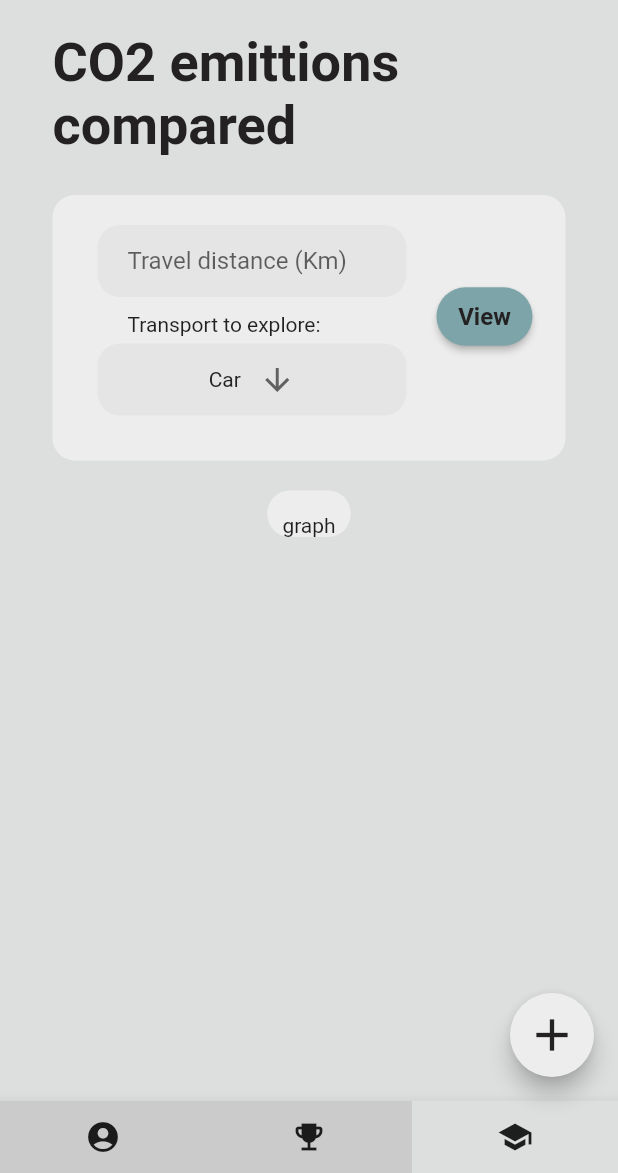
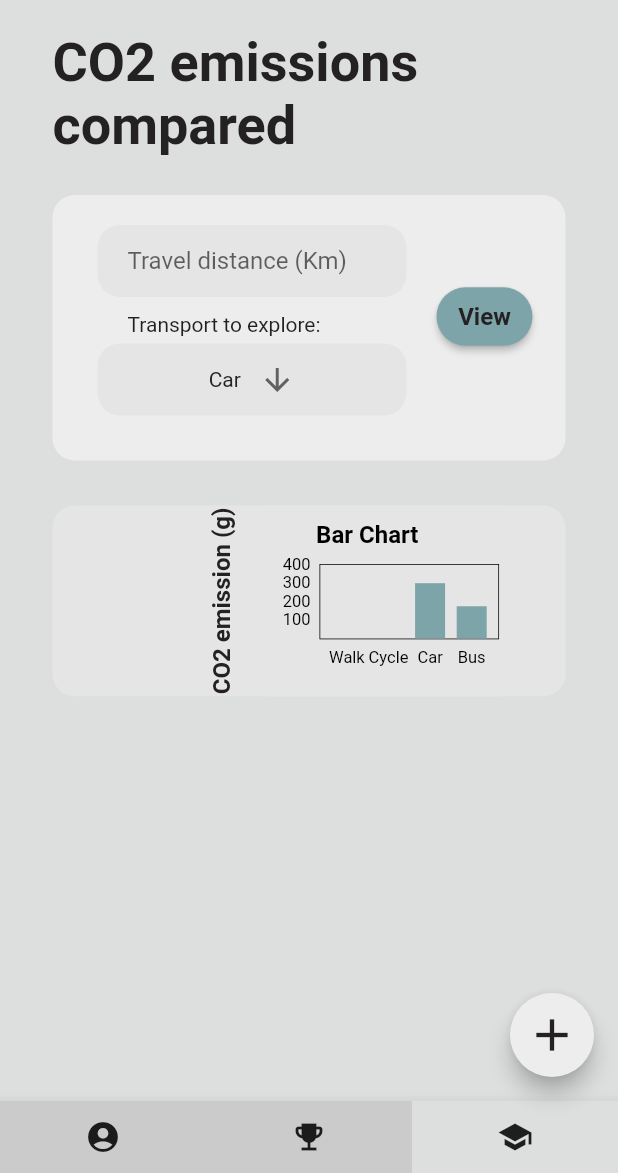
Before and after one commit to RogueTea/HCIGreenTravel, a Flutter app: the LearnPage screen opened by its route, on a phone screen of 412 x 824 dp, the part 63-1236 px from its top. Run offline on Flutter 3.47's test engine with Material 2 defaults, Android fonts, the phone set to English and light mode, and no system bars; drawn by our look-alikes of fl_chart.

Commit message:
Template bar chart on learn page

```diff
--- /dev/null
+++ b/flutter_application/lib/chart/bar_chart.dart
@@ -0,0 +1,56 @@
+import 'package:fl_chart/fl_chart.dart';
+import 'package:flutter_application/chart_data/bar_chart_data.dart';
+import 'package:flutter/material.dart';
+import 'package:flutter/widgets.dart';
+
+class BarChartContent extends StatelessWidget {
+  @override
+  Widget build(BuildContext context) {
+    return BarChart(BarChartData(
+      titlesData: FlTitlesData(
+          bottomTitles: SideTitles(
+            showTitles: true,
+            getTitles: (value) {
+              switch (value.toInt()) {
+                case 1:
+                  return 'Walk';
+                case 2:
+                  return 'Cycle';
+                case 3:
+                  return 'Car';
+                case 4:
+                  return 'Bus';
+              }
+              return '';
+            },
+          ),
+          leftTitles: SideTitles(
+            interval: 100,
+            reservedSize: 50,
+            showTitles: true,
+            getTitles: (value) {
+              if (value.toInt() == 0)
+                return '';
+              else
+                return value.toInt().toString();
+            },
+          ),
+          rightTitles: SideTitles(
+              showTitles: false,
+              reservedSize: 0,
+              getTitles: (value) {
+                return '';
+              }),
+          topTitles: SideTitles(
+              showTitles: false,
+              getTitles: (value) {
+                return '';
+              })),
+      borderData:
+          FlBorderData(border: Border.all(color: Colors.black, width: 0.5)),
+      alignment: BarChartAlignment.spaceEvenly,
+      maxY: 400,
+      barGroups: barChartGroupData,
+    ));
+  }
+}
--- /dev/null
+++ b/flutter_application/lib/chart_container.dart
@@ -0,0 +1,47 @@
+import 'package:flutter/cupertino.dart';
+import 'package:flutter/material.dart';
+
+class ChartContainer extends StatelessWidget {
+  final Color color;
+  final String title;
+  final Widget chart;
+
+  const ChartContainer({
+    Key? key,
+    required this.title,
+    required this.color,
+    required this.chart,
+  }) : super(key: key);
+
+  @override
+  Widget build(BuildContext context) {
+    return Center(
+      child: Container(
+        width: MediaQuery.of(context).size.width * 0.475,
+        height: MediaQuery.of(context).size.width * 0.475 * 0.65,
+        padding: EdgeInsets.fromLTRB(0, 10, 20, 10),
+        decoration: BoxDecoration(
+          color: color,
+          borderRadius: BorderRadius.circular(20),
+        ),
+        child: Column(
+          mainAxisAlignment: MainAxisAlignment.center,
+          children: <Widget>[
+            Text(
+              title,
+              style: TextStyle(
+                  color: Colors.black,
+                  fontSize: 16,
+                  fontWeight: FontWeight.bold),
+            ),
+            Expanded(
+                child: Container(
+              padding: EdgeInsets.only(top: 10),
+              child: chart,
+            ))
+          ],
+        ),
+      ),
+    );
+  }
+}
--- /dev/null
+++ b/flutter_application/lib/chart_data/bar_chart_data.dart
@@ -0,0 +1,34 @@
+import 'dart:ui';
+import 'package:fl_chart/fl_chart.dart';
+import 'package:flutter/material.dart';
+
+List<BarChartGroupData> barChartGroupData = [
+  BarChartGroupData(x: 1, barRods: [
+    BarChartRodData(
+        y: 0,
+        width: 20,
+        colors: [Color(0xff7DA4A8)],
+        borderRadius: BorderRadius.all(Radius.circular(0))),
+  ]),
+  BarChartGroupData(x: 2, barRods: [
+    BarChartRodData(
+        y: 0,
+        width: 20,
+        colors: [Color(0xff7DA4A8)],
+        borderRadius: BorderRadius.all(Radius.circular(0))),
+  ]),
+  BarChartGroupData(x: 3, barRods: [
+    BarChartRodData(
+        y: 300,
+        width: 20,
+        colors: [Color(0xff7DA4A8)],
+        borderRadius: BorderRadius.all(Radius.circular(0))),
+  ]),
+  BarChartGroupData(x: 4, barRods: [
+    BarChartRodData(
+        y: 175,
+        width: 20,
+        colors: [Color(0xff7DA4A8)],
+        borderRadius: BorderRadius.all(Radius.circular(0))),
+  ])
+];
--- a/flutter_application/lib/main.dart
+++ b/flutter_application/lib/main.dart
@@ -1,4 +1,6 @@
 import 'package:flutter/material.dart';
+import 'package:flutter_application/chart_container.dart';
+import 'chart/bar_chart.dart';
 
 // Setup all the blank pages outlined in the figma wireframes.
 // Added basic button routing to map out the navigation of the app.
@@ -34,7 +36,6 @@
   Widget build(BuildContext context) {
     return Container(
         padding: EdgeInsets.fromLTRB(15.0, 0.0, 10.0, 0.0),
-        margin: EdgeInsets.fromLTRB(10, 10, 10, 10),
         decoration: BoxDecoration(
           color: Color(0xffE3E3E3),
           borderRadius: BorderRadius.circular(30),
@@ -534,7 +535,7 @@
                       ),
                       child: Column(
                         children: [
-                          Text("Total CO2 Emittion",
+                          Text("Total CO2 Emission",
                               style: TextStyle(
                                 color: Color(0xff232122),
                                 fontSize: 14,
@@ -1109,10 +1110,10 @@
 class ScoreDisplay extends StatelessWidget {
   final int _rank;
   final String _username;
-  final int _emittion;
-  final int _maxEmittion;
+  final int _emission;
+  final int _maxEmission;
   //final Object _controller;
-  ScoreDisplay(this._rank, this._username, this._emittion, this._maxEmittion);
+  ScoreDisplay(this._rank, this._username, this._emission, this._maxEmission);
   @override
   Widget build(BuildContext context) {
     double height = 40;
@@ -1154,7 +1155,7 @@
                     Container(
                       height: height,
                       width: MediaQuery.of(context).size.width *
-                          (_emittion / _maxEmittion * 0.6),
+                          (_emission / _maxEmission * 0.6),
                       decoration: BoxDecoration(
                         color: Color(0xffB0B0B0),
                       ),
@@ -1162,7 +1163,7 @@
                     Container(
                         padding: EdgeInsets.fromLTRB(0, 0, 20, 0),
                         alignment: Alignment.centerRight,
-                        child: Text(_emittion.toString() + "g",
+                        child: Text(_emission.toString() + "g",
                             style: TextStyle(
                               color: Color(0xff232122),
                               fontSize: 14,
@@ -1187,11 +1188,11 @@
 class UserScoreDisplay extends StatelessWidget {
   final int _rank;
   final String _username;
-  final int _emittion;
-  final int _maxEmittion;
+  final int _emission;
+  final int _maxEmission;
   //final Object _controller;
   UserScoreDisplay(
-      this._rank, this._username, this._emittion, this._maxEmittion);
+      this._rank, this._username, this._emission, this._maxEmission);
   @override
   Widget build(BuildContext context) {
     double height = 40;
@@ -1248,7 +1249,7 @@
                     Container(
                       height: height,
                       width: MediaQuery.of(context).size.width *
-                          (_emittion / _maxEmittion * 0.6),
+                          (_emission / _maxEmission * 0.6),
                       decoration: BoxDecoration(
                         color: Color(0xffB0B0B0),
                       ),
@@ -1256,7 +1257,7 @@
                     Container(
                         padding: EdgeInsets.fromLTRB(0, 0, 20, 0),
                         alignment: Alignment.centerRight,
-                        child: Text(_emittion.toString() + "g",
+                        child: Text(_emission.toString() + "g",
                             style: TextStyle(
                               color: Color(0xff232122),
                               fontSize: 14,
@@ -1682,7 +1683,7 @@
                 )),
             Container(
               padding: EdgeInsets.fromLTRB(35, 5, 30, 5),
-              child: Text("CO2 emittions compared",
+              child: Text("CO2 emissions compared",
                   style: TextStyle(
                       fontSize: 36,
                       color: Color(0xff232122),
@@ -1781,12 +1782,26 @@
               ),
             ),
             Container(
-                padding: EdgeInsets.fromLTRB(10, 15, 10, 0),
+                margin: EdgeInsets.fromLTRB(35, 10, 35, 0),
+                padding: EdgeInsets.fromLTRB(
+                    MediaQuery.of(context).size.width * 0.25, 0, 0, 0),
                 decoration: BoxDecoration(
-                  color: Color(0xffEDEDED),
+                  color: Color(0xffE5E5E5),
                   borderRadius: BorderRadius.circular(15),
                 ),
-                child: Text("graph"))
+                child: Row(children: [
+                  RotatedBox(
+                      quarterTurns: 3,
+                      child: new Text("CO2 emission (g)",
+                          style: TextStyle(
+                              fontSize: 16,
+                              color: Color(0xff232122),
+                              fontWeight: FontWeight.bold))),
+                  ChartContainer(
+                      title: 'Bar Chart',
+                      color: Color(0xffE5E5E5),
+                      chart: BarChartContent())
+                ]))
           ],
         ));
   }
--- a/flutter_application/pubspec.yaml
+++ b/flutter_application/pubspec.yaml
@@ -34,6 +34,8 @@ dependencies:
   # The following adds the Cupertino Icons font to your application.
   # Use with the CupertinoIcons class for iOS style icons.
   cupertino_icons: ^1.0.2
+  fl_chart: ^0.40.2
+  relative_scale: ^2.0.0
 
 dev_dependencies:
   flutter_test:
```
